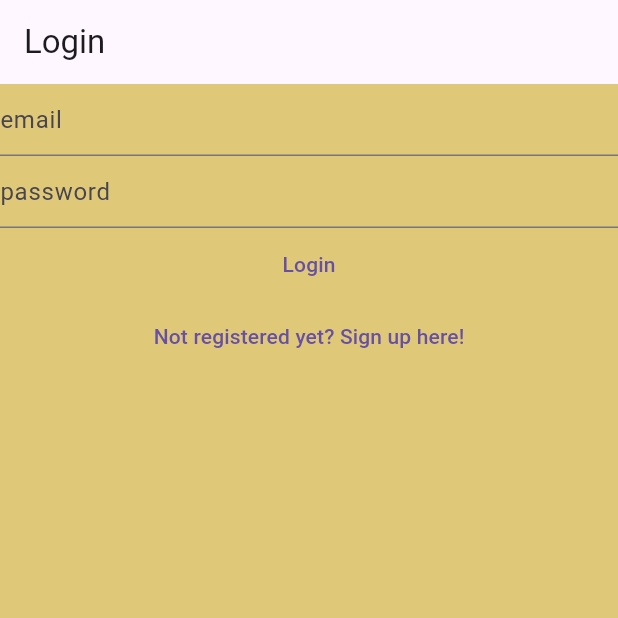
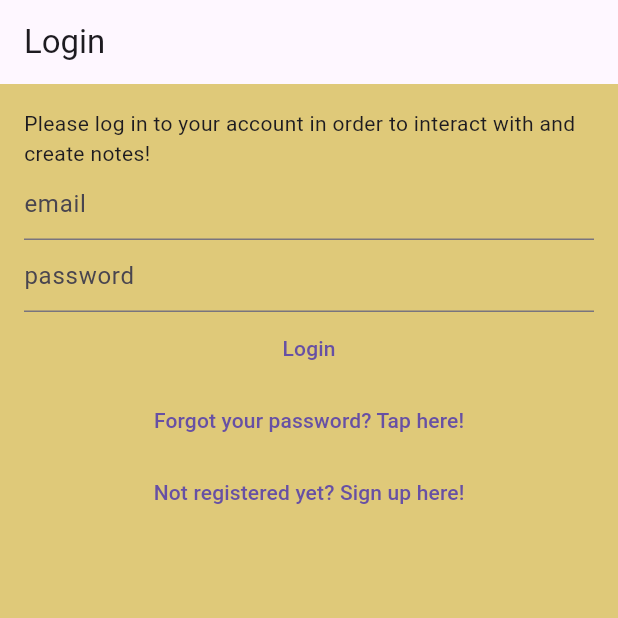
Before and after one commit to taciano-pacchialat/ownotes, a Flutter app: the screen it shows after launch, on a phone screen of 412 x 824 dp, the top half of it. Run offline on Flutter 3.47's test engine with Material 3 defaults, Android fonts, the phone set to English and light mode, and no system bars; our stand-ins replace bloc, cloud_firestore, equatable, firebase_auth, firebase_core, flutter_bloc and 1 more; accounts and stored records are empty.

Commit message:
reset password option

```diff
--- a/lib/main.dart
+++ b/lib/main.dart
@@ -6,6 +6,7 @@
 import 'package:ownotes/services/auth/bloc/auth_events.dart';
 import 'package:ownotes/services/auth/bloc/auth_state.dart';
 import 'package:ownotes/services/auth/firebase_auth_provider.dart';
+import 'package:ownotes/views/forgot_password_view.dart';
 import 'package:ownotes/views/login_view.dart';
 import 'package:ownotes/views/notes/create_update_note_view.dart';
 import 'package:ownotes/views/notes/notes_view.dart';
@@ -58,6 +59,8 @@
           return const LoginView();
         } else if (state is AuthStateRegistering) {
           return const RegisterView();
+        } else if (state is AuthStateForgotPassword) {
+          return const ForgotPasswordView();
         } else {
           return const Scaffold(
             body: CircularProgressIndicator(),
--- a/lib/services/auth/auth_provider.dart
+++ b/lib/services/auth/auth_provider.dart
@@ -20,4 +20,6 @@
   Future<void> logOut();
 
   Future<void> sendEmailVerification();
+
+  Future<void> sendPasswordReset({required String toEmail});
 }
--- a/lib/services/auth/auth_service.dart
+++ b/lib/services/auth/auth_service.dart
@@ -41,4 +41,8 @@
 
   @override
   Future<void> initialize() => provider.initialize();
+
+  @override
+  Future<void> sendPasswordReset({required String toEmail}) =>
+      provider.sendPasswordReset(toEmail: toEmail);
 }
--- a/lib/services/auth/bloc/auth_events.dart
+++ b/lib/services/auth/bloc/auth_events.dart
@@ -32,3 +32,8 @@
 class AuthEventSendEmailVerification extends AuthEvent {
   const AuthEventSendEmailVerification();
 }
+
+class AuthEventForgotPassword extends AuthEvent {
+  final String? email;
+  const AuthEventForgotPassword({this.email});
+}
--- a/lib/services/auth/bloc/auth_state.dart
+++ b/lib/services/auth/bloc/auth_state.dart
@@ -30,6 +30,16 @@
       : super(isLoading: isLoading);
 }
 
+class AuthStateForgotPassword extends AuthState {
+  final Exception? exception;
+  final bool hasSentEmail;
+  const AuthStateForgotPassword({
+    required this.exception,
+    required this.hasSentEmail,
+    required bool isLoading,
+  }) : super(isLoading: isLoading);
+}
+
 class AuthStateNeedsVerification extends AuthState {
   const AuthStateNeedsVerification({required bool isLoading})
       : super(isLoading: isLoading);
--- /dev/null
+++ b/lib/utilities/dialogs/password_reset_email_sent_dialog.dart
@@ -0,0 +1,12 @@
+import 'package:flutter/material.dart';
+import 'package:ownotes/utilities/dialogs/generic_dialog.dart';
+
+Future<void> showPasswordResetSentDialog(BuildContext context) {
+  return showGenericDialog(
+    context: context,
+    title: 'Password Reset',
+    content:
+        'We have now sent you a password reset link. Please check your email for more information',
+    optionsBuilder: () => {'OK': null},
+  );
+}
--- a/lib/views/login_view.dart
+++ b/lib/views/login_view.dart
@@ -40,7 +40,8 @@
       listener: (context, state) async {
         if (state is AuthStateLoggedOut) {
           if (state.exception is UserNotFoundAuthException) {
-            await showErrorDialog(context, 'User not found');
+            await showErrorDialog(
+                context, 'Cannot find user with the entered credentials!');
           } else if (state.exception is WrongCredentialsAuthException) {
             await showErrorDialog(context, 'Wrong credentials');
           } else if (state.exception is GenericAuthException) {
@@ -50,8 +51,12 @@
       },
       child: Scaffold(
         appBar: AppBar(title: const Text('Login')),
-        body: Column(
+        body: Padding(
+          padding: const EdgeInsets.all(16.0),
+          child: Column(
             children: [
+              const Text(
+                  'Please log in to your account in order to interact with and create notes!'),
               TextField(
                 controller: _email,
                 enableSuggestions: false,
@@ -84,12 +89,22 @@
               ),
               TextButton(
                   onPressed: () {
-                  context.read<AuthBloc>().add(const AuthEventShouldRegister());
+                    context
+                        .read<AuthBloc>()
+                        .add(const AuthEventForgotPassword());
+                  },
+                  child: const Text('Forgot your password? Tap here!')),
+              TextButton(
+                  onPressed: () {
+                    context
+                        .read<AuthBloc>()
+                        .add(const AuthEventShouldRegister());
                   },
                   child: const Text('Not registered yet? Sign up here!'))
             ],
           ),
         ),
+      ),
     );
   }
 }
```
Also changed, not shown: lib/services/auth/bloc/auth_bloc.dart (+44 -0 lines), lib/services/auth/firebase_auth_provider.dart (+18 -0 lines), lib/views/forgot_password_view.dart (added, +87 -0 lines), lib/views/register_view.dart (+13 -1 lines), 2 other files. Lines whose indentation alone changed are shown as unchanged.
